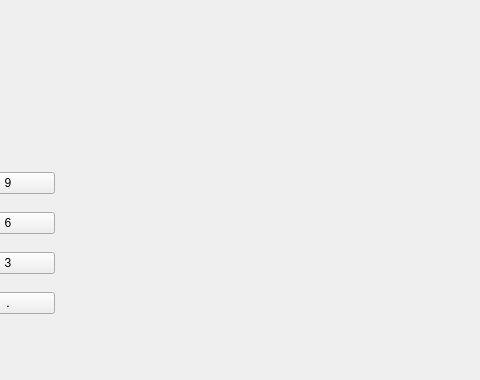
The window that MainwinGrid.ui (wangyu33/Ui_study) describes before a commit, drawn with Qt 5; both pictures show x 320 to 800 and y 0 to 380 of the 800 by 600 pixel window.
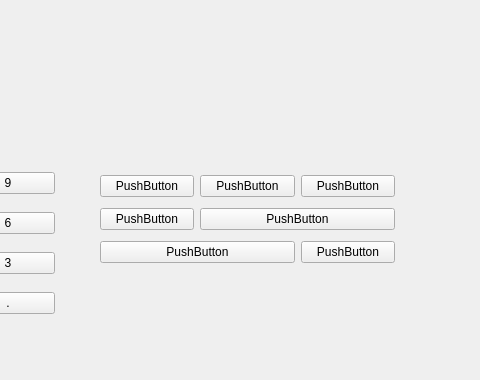
The same window after the commit.

What changed in the file:
```diff
--- a/MainwinGrid.ui
+++ b/MainwinGrid.ui
@@ -14,7 +14,7 @@
    <string>MainWindow</string>
   </property>
   <widget class="QWidget" name="centralwidget">
-   <widget class="QWidget" name="">
+   <widget class="QWidget" name="layoutWidget">
     <property name="geometry">
      <rect>
       <x>90</x>
@@ -54,7 +54,7 @@
      </item>
     </layout>
    </widget>
-   <widget class="QWidget" name="">
+   <widget class="QWidget" name="layoutWidget">
     <property name="geometry">
      <rect>
       <x>80</x>
@@ -143,6 +143,67 @@
      </item>
     </layout>
    </widget>
+   <widget class="QWidget" name="gridLayoutWidget">
+    <property name="geometry">
+     <rect>
+      <x>420</x>
+      <y>170</y>
+      <width>295</width>
+      <height>100</height>
+     </rect>
+    </property>
+    <layout class="QGridLayout" name="gridLayout_3">
+     <item row="0" column="2">
+      <widget class="QPushButton" name="pushButton_18">
+       <property name="text">
+        <string>PushButton</string>
+       </property>
+      </widget>
+     </item>
+     <item row="0" column="1">
+      <widget class="QPushButton" name="pushButton_17">
+       <property name="text">
+        <string>PushButton</string>
+       </property>
+      </widget>
+     </item>
+     <item row="1" column="0">
+      <widget class="QPushButton" name="pushButton_19">
+       <property name="text">
+        <string>PushButton</string>
+       </property>
+      </widget>
+     </item>
+     <item row="0" column="0">
+      <widget class="QPushButton" name="pushButton_16">
+       <property name="text">
+        <string>PushButton</string>
+       </property>
+      </widget>
+     </item>
+     <item row="1" column="1" colspan="2">
+      <widget class="QPushButton" name="pushButton_20">
+       <property name="text">
+        <string>PushButton</string>
+       </property>
+      </widget>
+     </item>
+     <item row="2" column="0" colspan="2">
+      <widget class="QPushButton" name="pushButton_21">
+       <property name="text">
+        <string>PushButton</string>
+       </property>
+      </widget>
+     </item>
+     <item row="2" column="2">
+      <widget class="QPushButton" name="pushButton_22">
+       <property name="text">
+        <string>PushButton</string>
+       </property>
+      </widget>
+     </item>
+    </layout>
+   </widget>
   </widget>
   <widget class="QMenuBar" name="menubar">
    <property name="geometry">
```
